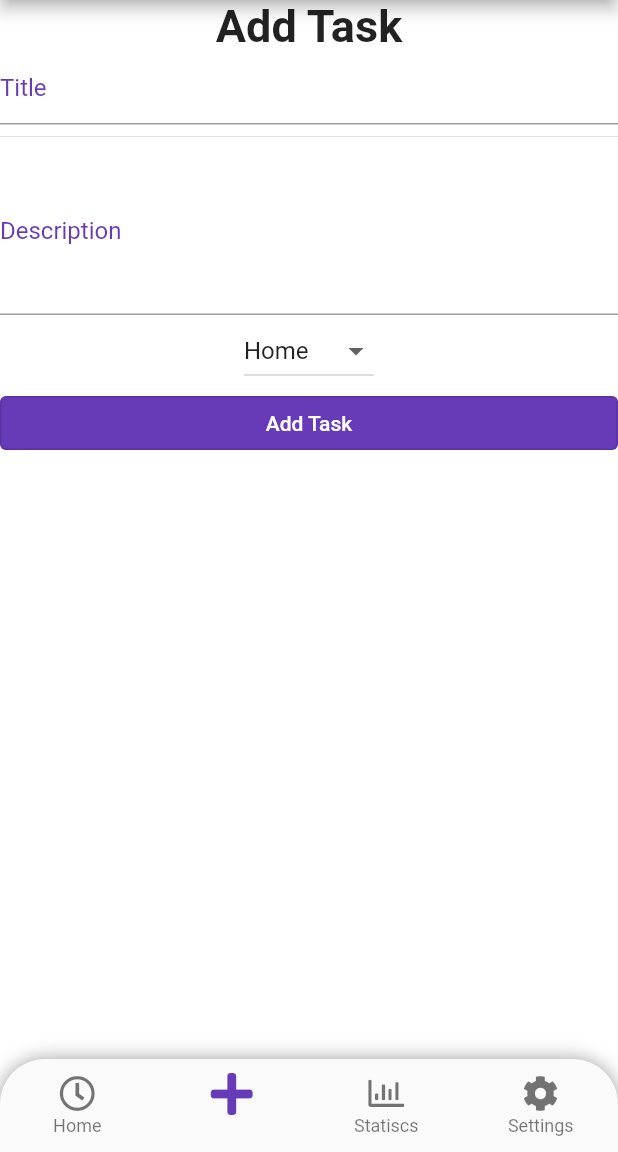
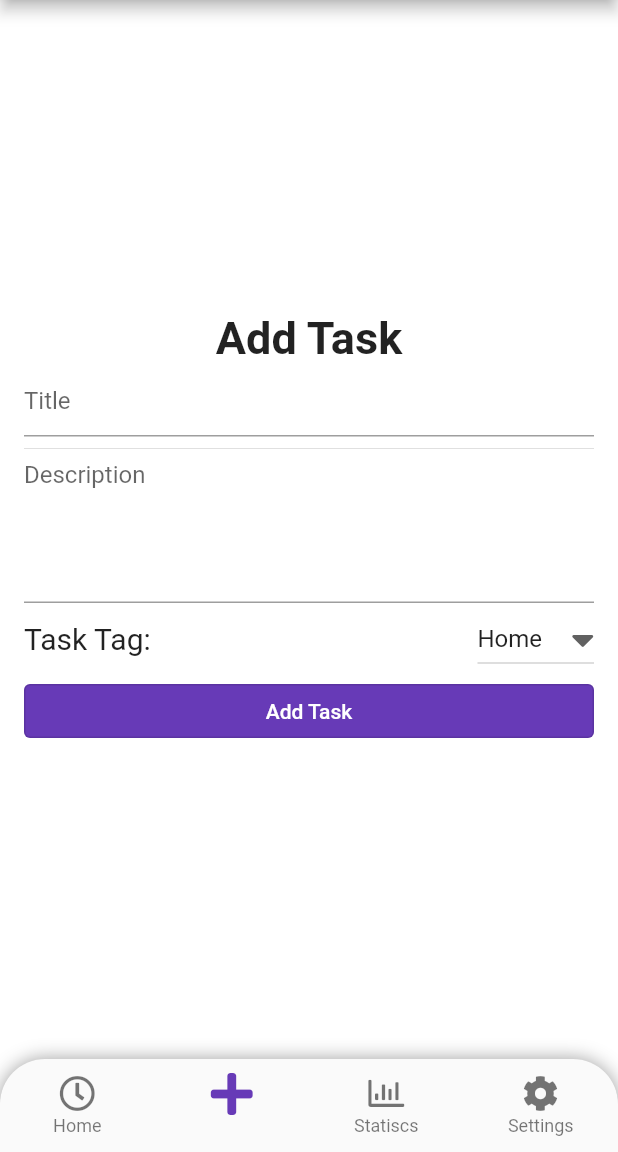
Before and after one commit to FatihDursunUzer1/task_time_tracker, a Flutter app: the Home screen opened directly, item 2 of the bottom bar chosen, on a phone screen of 412 x 824 dp, the part 84-1236 px from its top. Run offline on Flutter 3.47's test engine with Material 2 defaults, Android fonts, the phone set to English and light mode, and no system bars; our stand-ins replace cloud_firestore, easy_localization, firebase_auth, firebase_core, flutter_signin_button, fluttertoast and 4 more; accounts and stored records are empty.

Commit message:
task subCard edited one more time

```diff
--- a/lib/core/application/state/theme_state_provider.dart
+++ b/lib/core/application/state/theme_state_provider.dart
@@ -50,6 +50,9 @@ class ThemeStateProvider extends ChangeNotifier {
         style: OutlinedButton.styleFrom(
             backgroundColor: ColorConstants.darkBlue.color,
             foregroundColor: Colors.white),
+      ),
+      cardTheme: CardTheme(
+        color: ColorConstants.darkBlue.color,
       ));
 
   ThemeData get _lightTheme => ThemeData.light().copyWith(
@@ -71,5 +74,8 @@ class ThemeStateProvider extends ChangeNotifier {
         style: OutlinedButton.styleFrom(
             backgroundColor: ColorConstants.customPurple.color,
             foregroundColor: Colors.white),
+      ),
+      cardTheme: CardTheme(
+        color: ColorConstants.customPurple.color,
       ));
 }
--- a/lib/presentation/views/add/add_task_view.dart
+++ b/lib/presentation/views/add/add_task_view.dart
@@ -1,7 +1,9 @@
 import 'package:flutter/material.dart';
 import 'package:flutter/src/widgets/framework.dart';
 import 'package:flutter/src/widgets/placeholder.dart';
+import 'package:font_awesome_flutter/font_awesome_flutter.dart';
 import 'package:provider/provider.dart';
+import 'package:task_time_tracker/core/application/constants/color_constants.dart';
 import 'package:task_time_tracker/core/application/constants/validators.dart';
 import 'package:task_time_tracker/core/domain/entities/Tasks/task.dart';
 import 'package:task_time_tracker/core/domain/entities/Tasks/task_tags.dart';
@@ -24,7 +26,10 @@ class _AddTaskState extends State<AddTask> {
     return Container(
       child: Form(
         key: context.read<AddTaskViewModel>().formKey,
+        child: Padding(
+          padding: const EdgeInsets.all(16.0),
           child: Column(
+            mainAxisAlignment: MainAxisAlignment.center,
             children: [
               Text(
                 'Add Task',
@@ -34,17 +39,18 @@ class _AddTaskState extends State<AddTask> {
                 validator: Validators.checkEmptyText,
                 controller:
                     context.read<AddTaskViewModel>().titleEditingController,
-              decoration: InputDecoration(labelText: 'Title'),
+                decoration: InputDecoration(
+                  hintText: 'Title',
+                ),
               ),
               Divider(),
               TextFormField(
                 validator: Validators.checkEmptyText,
-              controller:
-                  context.read<AddTaskViewModel>().descriptionEditingController,
+                controller: context
+                    .read<AddTaskViewModel>()
+                    .descriptionEditingController,
                 decoration: InputDecoration(
-                labelText: 'Description',
-                floatingLabelAlignment: FloatingLabelAlignment.center,
-                floatingLabelStyle: TextStyle(fontSize: 20),
+                  hintText: 'Description',
                 ),
                 maxLines: 5,
               ),
@@ -63,16 +69,24 @@ class _AddTaskState extends State<AddTask> {
             ],
           ),
         ),
+      ),
     );
   }
 
-  DropdownButton<TaskTags> TaskTagDropdownButton(BuildContext context) {
-    return DropdownButton(
+  TaskTagDropdownButton(BuildContext context) {
+    return Row(
+      mainAxisAlignment: MainAxisAlignment.spaceBetween,
+      children: [
+        Text('Task Tag: ', style: TextStyle(fontSize: 20)),
+        DropdownButton(
+          icon: FaIcon(FontAwesomeIcons.caretDown),
           items: dropdownItems,
           onChanged: (taskTag) {
             context.read<AddTaskViewModel>().setSelectedTaskTag(taskTag!);
           },
           value: context.watch<AddTaskViewModel>().selectedTaskTag,
+        ),
+      ],
     );
   }
 
--- a/lib/presentation/views/settings/settings_view.dart
+++ b/lib/presentation/views/settings/settings_view.dart
@@ -27,7 +27,8 @@ class _SettingsViewState extends State<SettingsView> {
           ),
           GestureDetector(
             onTap: () {
-              NavigationService.instance.navigateToPage(path:PageConstants.theme);
+              NavigationService.instance
+                  .navigateToPage(path: PageConstants.theme);
             },
             child: ListTile(
               leading: FaIcon(FontAwesomeIcons.trafficLight),
```
Also changed, not shown: lib/presentation/utility/enums/TaskIcons.dart (+6 -7 lines), lib/presentation/views/home/home_view.dart (+6 -2 lines). Lines whose indentation alone changed are shown as unchanged.
